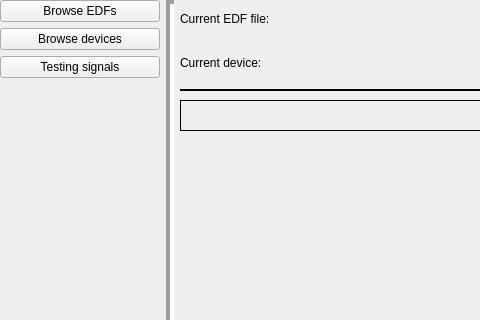
Gonzalor95/TProfesional_EEG, file PyEDF-APP/gui_elements/EDFGUIDesigner.ui: the form before one commit; both pictures show x 0 to 480 and y 0 to 320 of the 1121 by 899 pixel window.
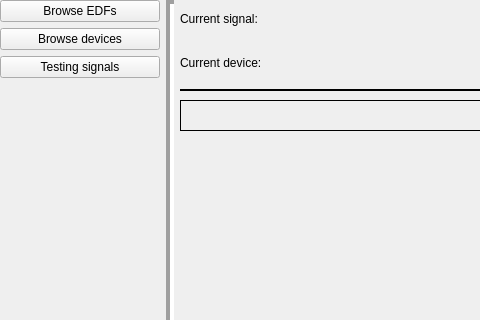
The form after the commit.

```diff
--- a/PyEDF-APP/gui_elements/EDFGUIDesigner.ui
+++ b/PyEDF-APP/gui_elements/EDFGUIDesigner.ui
@@ -106,7 +106,7 @@
           </sizepolicy>
          </property>
          <property name="text">
-          <string>Current EDF file: </string>
+          <string>Current signal: </string>
          </property>
          <property name="textFormat">
           <enum>Qt::RichText</enum>
```
